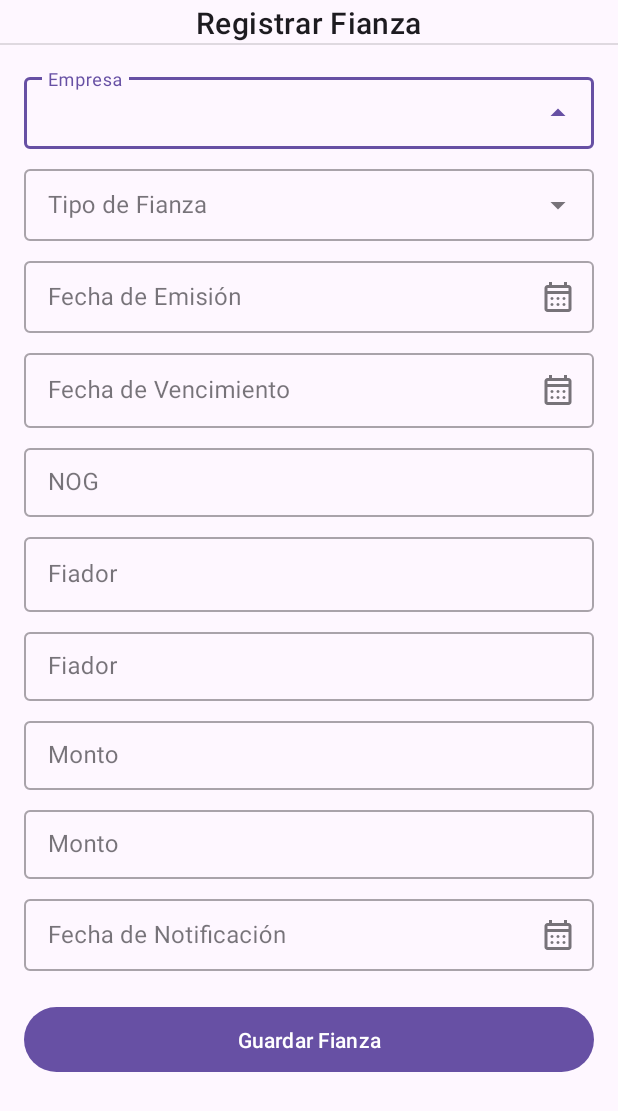
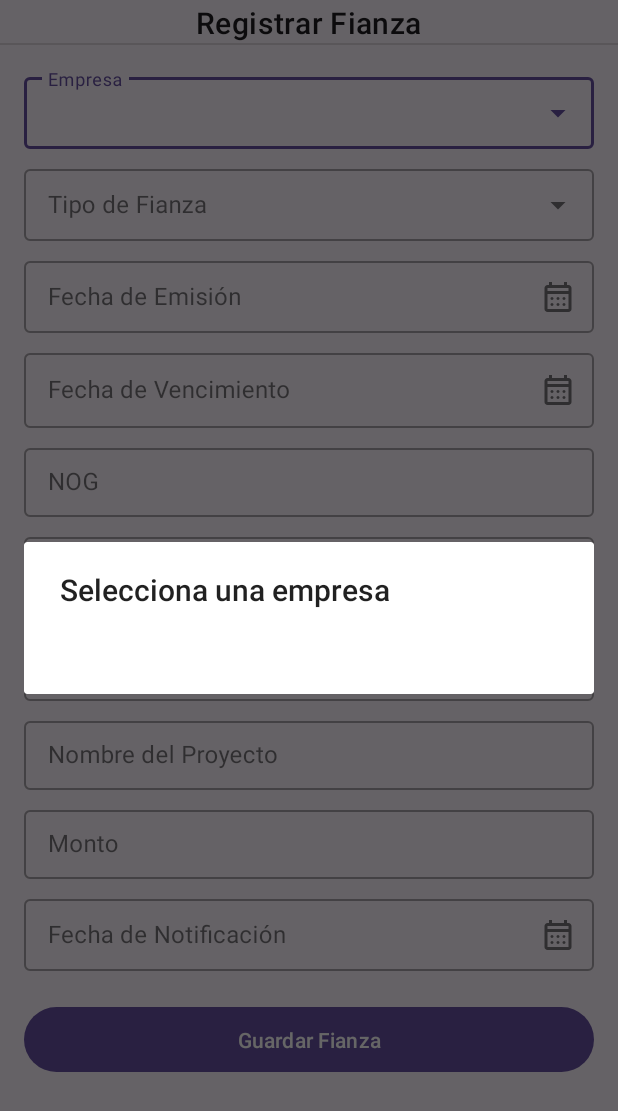
Before and after one commit to yojans-gab/FianzasSB, an Android app: the RegistrarFianza screen opened directly, with no data from a screen before it, after a tap on an icon or button, on a phone screen of 412 x 824 dp. Shown: the top 1111 px of the screen. Run offline under Robolectric (Android 15) with nearby library versions, the phone set to English and light mode, and no system bars; our stand-ins replace Firebase (no records; nobody signed in at launch, a user with empty details on screens opened directly).

Commit message:
Desarrollo de la logica para regisrear Fianzas

```diff
--- a/app/src/main/java/com/example/fianzas/Gestor/RegistrarFianza.kt
+++ b/app/src/main/java/com/example/fianzas/Gestor/RegistrarFianza.kt
@@ -1,19 +1,26 @@
 package com.example.fianzas.Gestor
 
+import android.app.AlertDialog
 import android.app.DatePickerDialog
 import android.icu.util.Calendar
 import android.os.Bundle
+import android.widget.ArrayAdapter
 import android.widget.DatePicker
 import android.widget.EditText
 import android.widget.Toast
 import androidx.activity.enableEdgeToEdge
 import androidx.appcompat.app.AppCompatActivity
+import androidx.core.content.ContentProviderCompat.requireContext
 import java.util.Locale
 
 import androidx.core.view.ViewCompat
 import androidx.core.view.WindowInsetsCompat
 import com.example.fianzas.R
 import com.example.fianzas.databinding.ActivityRegistrarFianzaBinding
+import com.google.firebase.database.DataSnapshot
+import com.google.firebase.database.DatabaseError
+import com.google.firebase.database.FirebaseDatabase
+import com.google.firebase.database.ValueEventListener
 import java.text.SimpleDateFormat
 
 
@@ -25,14 +32,26 @@ class RegistrarFianza : AppCompatActivity() {
     private var fechaEmisionTimestamp: Long = 0
     private var fechaVencimientoTimestamp: Long = 0
     private var fechaNotificacionTimestamp: Long = 0 // Timestamp para la fecha de notificación
+    private lateinit var empresaArrayList: ArrayList<ModeloEmpresas>
 
     // Constante para el tipo de fecha en mostrarDatePickerDialog
     private enum class TipoFecha { EMISION, VENCIMIENTO, NOTIFICACION }
+
+    private var tipoFianzaSeleccionado: String = ""
 
     override fun onCreate(savedInstanceState: Bundle?) {
         super.onCreate(savedInstanceState)
         binding = ActivityRegistrarFianzaBinding.inflate(layoutInflater)
         setContentView(binding.root)
+
+        // Configurar el listener para el EditText de Tipo de Fianza
+        binding.actvTipoFianza.setOnClickListener {
+            seleccionarTipoFianza()
+        }
+        // Si usas un TextInputLayout con un ícono final, también puedes añadirle un listener:
+        binding.tilTipoFianza.setEndIconOnClickListener { // Asumiendo que tilTipoFianza es el ID del TextInputLayout
+            seleccionarTipoFianza()
+        }
 
         // Configurar el listener para el EditText de Fecha de Emisión
         binding.etFechaEmision.setOnClickListener {
@@ -63,11 +82,68 @@ class RegistrarFianza : AppCompatActivity() {
         }
 
         CargarEmpresas()
+
+        binding.actvEmpresa.setOnClickListener {
+            SeleccionarEmpresa()
+        }
+        binding.tilEmpresa.setEndIconOnClickListener {
+            SeleccionarEmpresa()
+        }
     }
 
+    private fun seleccionarTipoFianza() {
+        // 1. Cargar el string-array desde strings.xml
+        val tiposFianzaArray: Array<String> = resources.getStringArray(R.array.TiposFianza)
+
+        // 2. Crear y mostrar el AlertDialog
+        val builder = AlertDialog.Builder(this)
+        builder.setTitle("Selecciona un Tipo de Fianza")
+            .setItems(tiposFianzaArray) { dialog, which ->
+                // 'which' es el índice del ítem seleccionado en el array
+                tipoFianzaSeleccionado = tiposFianzaArray[which]
+                binding.actvTipoFianza.setText(tipoFianzaSeleccionado) // Actualizar el EditText/TextView
+                dialog.dismiss() // Cerrar el diálogo
+            }
+        builder.show()
+    }
     private fun CargarEmpresas() {
+        empresaArrayList = ArrayList()
+        val ref = FirebaseDatabase.getInstance().getReference("Empresa").orderByChild("nombreEmpresa")
+        ref.addValueEventListener(object : ValueEventListener {
+            override fun onDataChange(snapshot: DataSnapshot) {
+                empresaArrayList.clear()
+                for (ds in snapshot.children) {
+                    val modelo = ds.getValue(ModeloEmpresas::class.java)
+                    empresaArrayList.add(modelo!!)
+                }
+            }
+
+            override fun onCancelled(error: DatabaseError) {
+                TODO("Not yet implemented")
+            }
+
+        })
 
     }
+
+    private var idEmpresa = ""
+    private var nombreEmpresa = ""
+
+
+    private fun SeleccionarEmpresa() {
+        val empresaArray = arrayOfNulls<String>(empresaArrayList.size)
+        for (i in empresaArrayList.indices) {
+            empresaArray[i] = empresaArrayList[i].nombreEmpresa
+        }
+        val builder = AlertDialog.Builder(this)
+        builder.setTitle("Selecciona una empresa").setItems(empresaArray) { dialog, which ->
+            idEmpresa = empresaArrayList[which].empresaId
+            nombreEmpresa = empresaArrayList[which].nombreEmpresa
+            binding.actvEmpresa.setText(nombreEmpresa)
+        }.show()
+
+    }
+
 
     private fun mostrarDatePickerDialog(editText: EditText, tipoFecha: TipoFecha) {
         val currentCalendar = java.util.Calendar.getInstance()
--- a/app/src/main/res/layout/activity_registrar_fianza.xml
+++ b/app/src/main/res/layout/activity_registrar_fianza.xml
@@ -160,14 +160,13 @@
                 style="@style/Widget.MaterialComponents.TextInputLayout.OutlinedBox"
                 android:layout_width="match_parent"
                 android:layout_height="wrap_content"
-                android:hint="Fiador"
+                android:hint="Beneficiario"
                 android:layout_marginBottom="8dp">
                 <com.google.android.material.textfield.TextInputEditText
                     android:id="@+id/etBenificiario"
                     android:layout_width="match_parent"
                     android:layout_height="wrap_content"
                     android:inputType="textPersonName"
-                    android:focusable="false"
                     android:padding="12dp" />
             </com.google.android.material.textfield.TextInputLayout>
 
@@ -177,7 +176,7 @@
                 style="@style/Widget.MaterialComponents.TextInputLayout.OutlinedBox"
                 android:layout_width="match_parent"
                 android:layout_height="wrap_content"
-                android:hint="Monto"
+                android:hint="Nombre del Proyecto"
                 android:layout_marginBottom="8dp">
                 <com.google.android.material.textfield.TextInputEditText
                     android:id="@+id/etnNombreProyecto"
--- a/app/src/main/res/values/strings.xml
+++ b/app/src/main/res/values/strings.xml
@@ -5,4 +5,8 @@
         <item>Administrador</item>
         <item>Gestor</item>
     </string-array>
+    <string-array name="TiposFianza">
+        <item>Anticipo</item>
+        <item>Cumplimiento de oferta</item>
+    </string-array>
 </resources>
```
